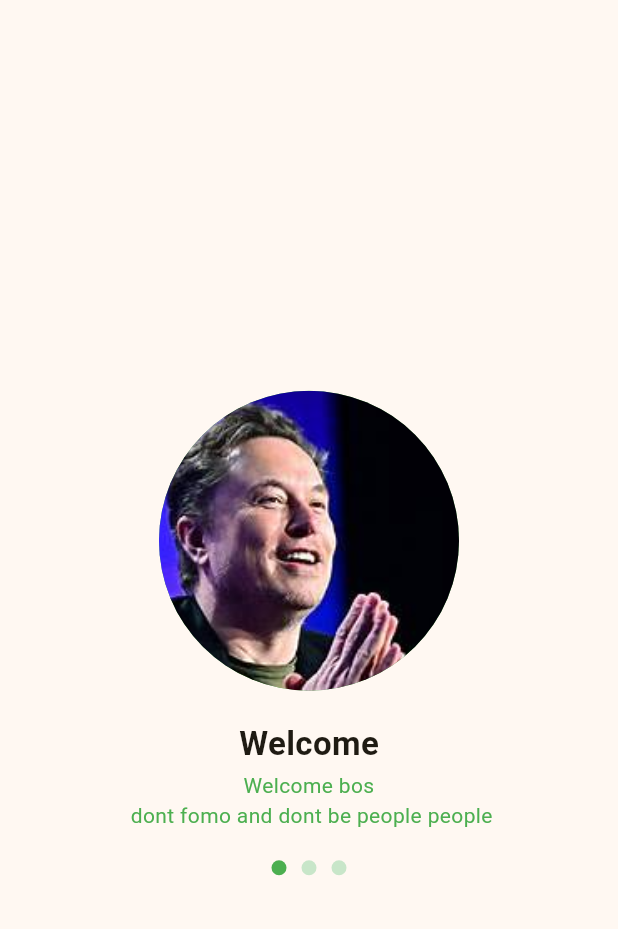
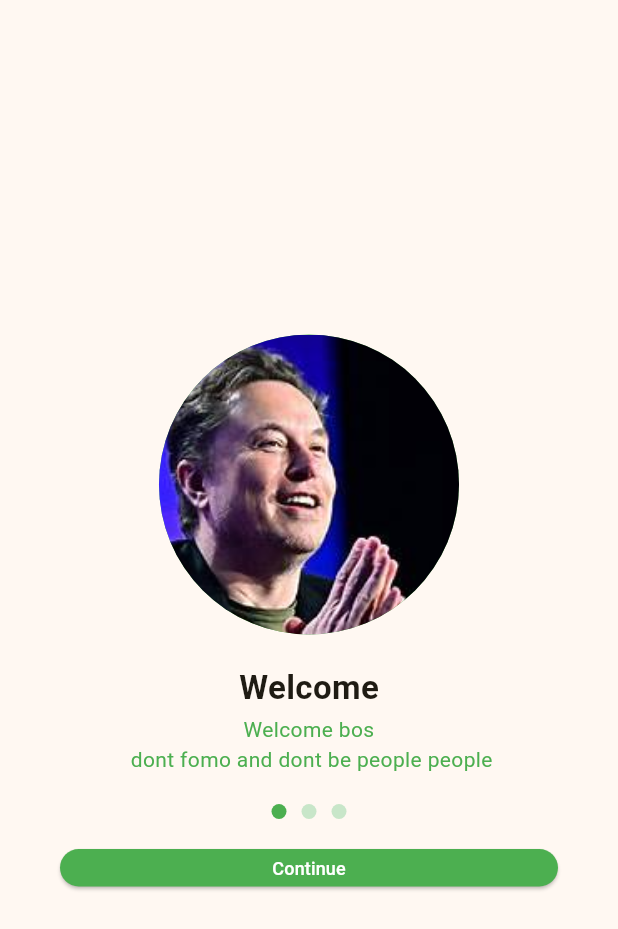
Before and after one commit to afnan923/-KB1179-1123150074-uts-, a Flutter app: the screen it shows after launch, on a phone screen of 412 x 824 dp. Shown: the top 929 px of the screen. Run offline on Flutter 3.47's test engine with Material 3 defaults, Android fonts, the phone set to English and light mode, and no system bars.

Commit message:
add button

```diff
--- a/lib/screen/splash_screen_1.dart
+++ b/lib/screen/splash_screen_1.dart
@@ -71,6 +71,26 @@ class MySplashScreen extends StatelessWidget {
               ),
               ],
             ),
+              SizedBox(height: 20,),
+            Container(
+              margin: EdgeInsets.only(left: 40, right: 40),
+              child: SizedBox(
+                height: 25,
+                width: double.infinity,
+                child: ElevatedButton(onPressed: (){},
+                style: ElevatedButton.styleFrom(
+                  backgroundColor: Colors.green,
+                ),
+                child: Text("Continue",
+                style: TextStyle(
+                fontSize: 12,
+                color: Colors.white,
+              ),
+              ),
+              ),
+              ),
+            ),
+            SizedBox(height: 30,)
           ],
         ),
       ),
```
